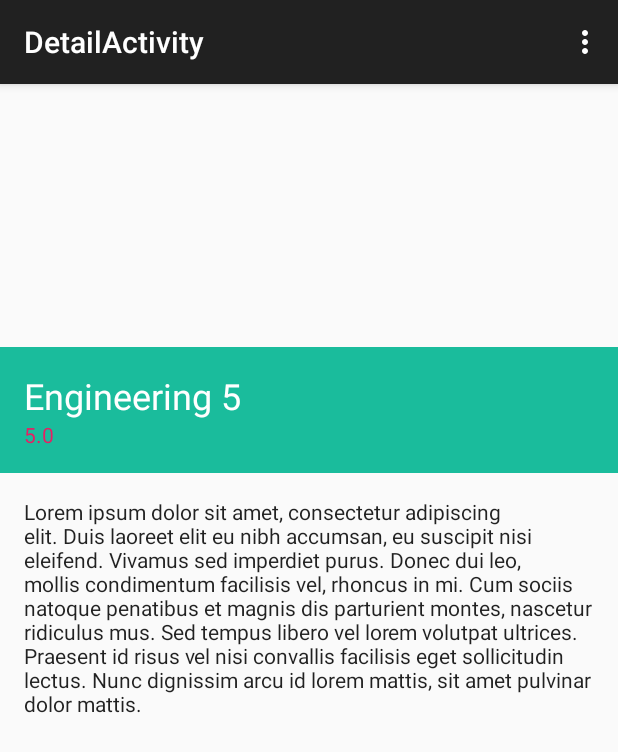
After one commit to adityachugh/Discoveo, an Android app: the DetailActivity screen opened directly, with no data from a screen before it, on a phone screen of 412 x 824 dp. The commit adds this screen. Shown: the top 752 px of the screen. Run offline under Robolectric (Android 15) with nearby library versions, the phone set to English and light mode, and no system bars.

Commit message:
Detail Activity (wip)

```diff
--- a/Discoveo/app/src/main/AndroidManifest.xml
+++ b/Discoveo/app/src/main/AndroidManifest.xml
@@ -16,6 +16,10 @@
                 <category android:name="android.intent.category.LAUNCHER" />
             </intent-filter>
         </activity>
+        <activity
+            android:name=".DetailActivity"
+            android:label="@string/title_activity_detail" >
+        </activity>
     </application>
 
 </manifest>
--- /dev/null
+++ b/Discoveo/app/src/main/java/io/mindbend/discoveo/DetailActivity.java
@@ -0,0 +1,38 @@
+package io.mindbend.discoveo;
+
+import android.support.v7.app.ActionBarActivity;
+import android.os.Bundle;
+import android.view.Menu;
+import android.view.MenuItem;
+
+
+public class DetailActivity extends ActionBarActivity {
+
+    @Override
+    protected void onCreate(Bundle savedInstanceState) {
+        super.onCreate(savedInstanceState);
+        setContentView(R.layout.activity_detail);
+    }
+
+    @Override
+    public boolean onCreateOptionsMenu(Menu menu) {
+        // Inflate the menu; this adds items to the action bar if it is present.
+        getMenuInflater().inflate(R.menu.menu_detail, menu);
+        return true;
+    }
+
+    @Override
+    public boolean onOptionsItemSelected(MenuItem item) {
+        // Handle action bar item clicks here. The action bar will
+        // automatically handle clicks on the Home/Up button, so long
+        // as you specify a parent activity in AndroidManifest.xml.
+        int id = item.getItemId();
+
+        //noinspection SimplifiableIfStatement
+        if (id == R.id.action_settings) {
+            return true;
+        }
+
+        return super.onOptionsItemSelected(item);
+    }
+}
--- /dev/null
+++ b/Discoveo/app/src/main/res/layout/activity_detail.xml
@@ -0,0 +1,67 @@
+<ScrollView xmlns:android="http://schemas.android.com/apk/res/android"
+            xmlns:tools="http://schemas.android.com/tools"
+            android:layout_width="match_parent"
+            android:layout_height="match_parent"
+            tools:context="io.mindbend.discoveo.DetailActivity">
+
+
+    <LinearLayout
+        android:layout_width="match_parent"
+        android:layout_height="match_parent"
+        android:orientation="vertical">
+
+        <ImageView
+            android:id="@+id/location_image"
+            android:layout_width="390dp"
+            android:layout_height="175dp"/>
+
+        <RelativeLayout
+            android:layout_width="match_parent"
+            android:layout_height="match_parent">
+
+            <LinearLayout
+                android:id="@+id/location_info"
+                android:layout_width="match_parent"
+                android:layout_height="wrap_content"
+                android:layout_below="@id/location_image"
+                android:background="@color/primary"
+                android:orientation="vertical"
+                android:padding="16dp">
+
+                <TextView
+                    android:id="@+id/location_name"
+                    android:layout_width="wrap_content"
+                    android:layout_height="wrap_content"
+                    android:text="Engineering 5"
+                    android:textAppearance="@style/TextAppearance.AppCompat.Headline"
+                    android:textColor="@android:color/white"/>
+
+                <LinearLayout
+                    android:layout_width="match_parent"
+                    android:layout_height="wrap_content">
+
+                    <TextView
+                        android:id="@+id/location_rating"
+                        android:layout_width="wrap_content"
+                        android:layout_height="wrap_content"
+                        android:text="5.0"
+                        android:textColor="@color/accent"/>
+                </LinearLayout>
+            </LinearLayout>
+
+            <TextView
+                android:id="@+id/location_description"
+                android:layout_width="match_parent"
+                android:layout_height="wrap_content"
+                android:layout_below="@id/location_info"
+                android:padding="16dp"
+                android:text="@string/place_holder_text"
+                android:textAppearance="@style/TextAppearance.AppCompat.Body1"/>
+
+        </RelativeLayout>
+    </LinearLayout>
+
+
+
+
+</ScrollView>
--- /dev/null
+++ b/Discoveo/app/src/main/res/menu/menu_detail.xml
@@ -0,0 +1,9 @@
+<menu xmlns:android="http://schemas.android.com/apk/res/android"
+      xmlns:app="http://schemas.android.com/apk/res-auto"
+      xmlns:tools="http://schemas.android.com/tools"
+      tools:context="io.mindbend.discoveo.DetailActivity">
+    <item android:id="@+id/action_settings"
+          android:title="@string/action_settings"
+          android:orderInCategory="100"
+          app:showAsAction="never"/>
+</menu>
--- a/Discoveo/app/src/main/res/values/strings.xml
+++ b/Discoveo/app/src/main/res/values/strings.xml
@@ -3,4 +3,6 @@
 
     <string name="hello_world">Hello world!</string>
     <string name="action_settings">Settings</string>
+    <string name="title_activity_detail">DetailActivity</string>
+    <string name="place_holder_text">Lorem ipsum dolor sit amet, consectetur adipiscing elit. Duis laoreet elit eu nibh accumsan, eu suscipit nisi eleifend. Vivamus sed imperdiet purus. Donec dui leo, mollis condimentum facilisis vel, rhoncus in mi. Cum sociis natoque penatibus et magnis dis parturient montes, nascetur ridiculus mus. Sed tempus libero vel lorem volutpat ultrices. Praesent id risus vel nisi convallis facilisis eget sollicitudin lectus. Nunc dignissim arcu id lorem mattis, sit amet pulvinar dolor mattis.</string>
 </resources>
```
Also changed, not shown: 1 other file.
